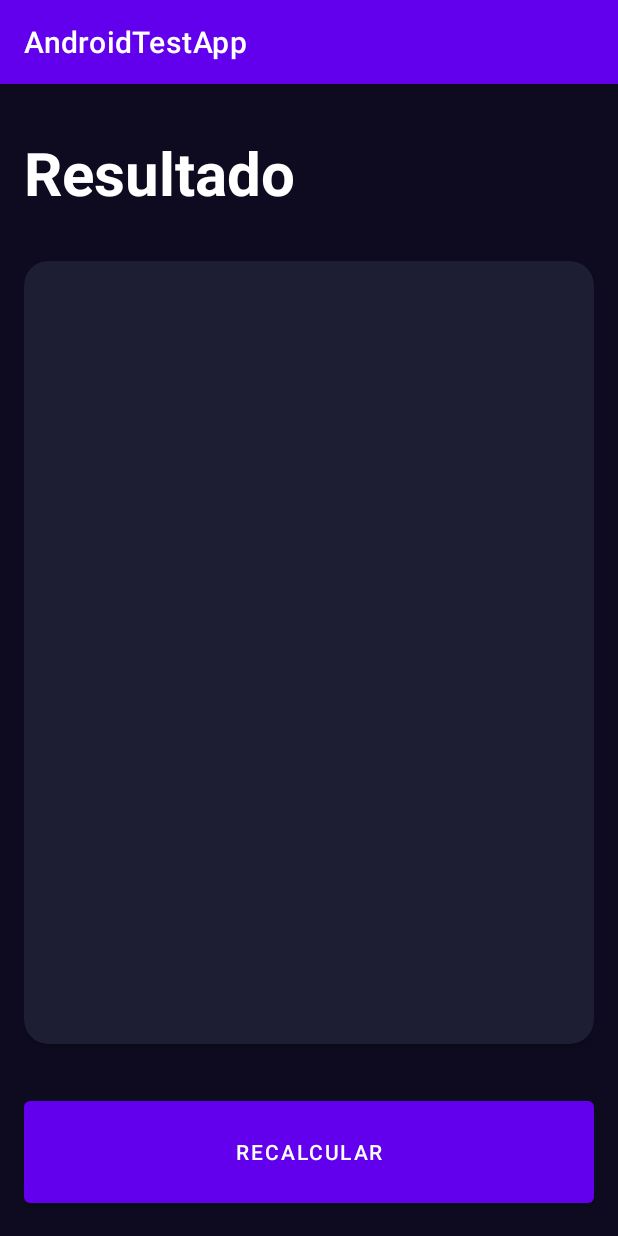
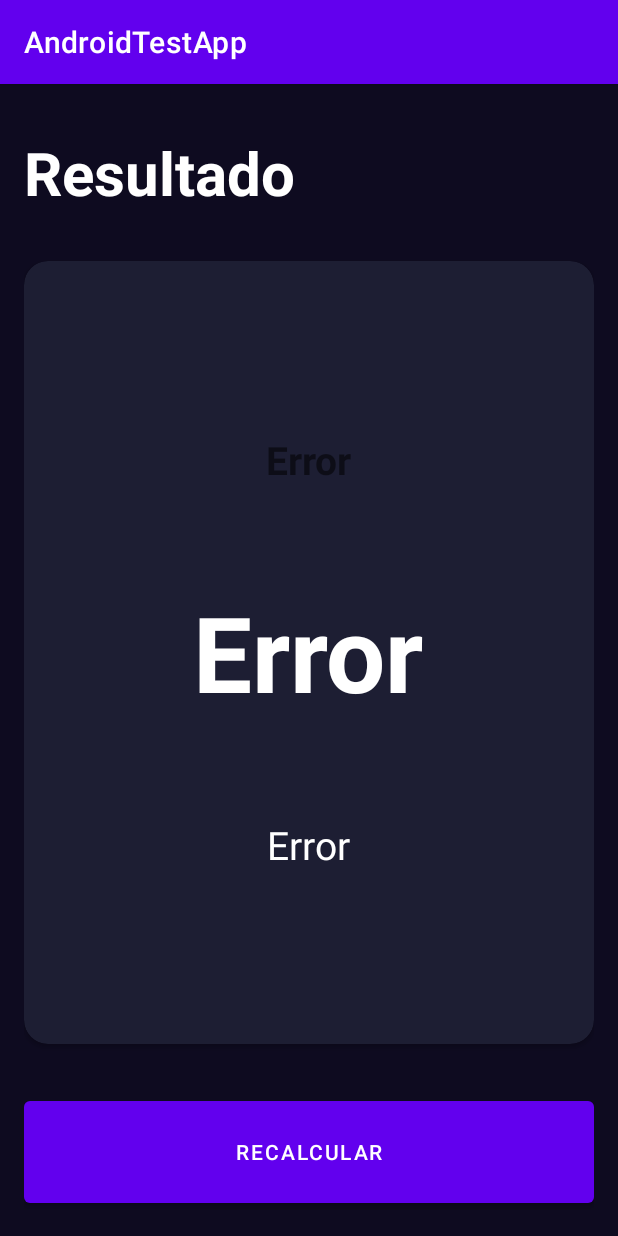
Before and after one commit to ZoiloGranda/curso-kotlin, an Android app: the ResultIMCActivity screen opened directly, with no data from a screen before it, on a phone screen of 412 x 824 dp. Run offline under Robolectric (Android 15) with nearby library versions, the phone set to English and light mode, and no system bars.

Commit message:
result activity logic

```diff
--- a/app/src/main/java/com/example/androidtestapp/imccalculator/ResultIMCActivity.kt
+++ b/app/src/main/java/com/example/androidtestapp/imccalculator/ResultIMCActivity.kt
@@ -7,11 +7,51 @@ import com.example.androidtestapp.R
 import com.example.androidtestapp.imccalculator.IMCCalculatorActivity.Companion.IMC_KEY
 
 class ResultIMCActivity : AppCompatActivity() {
-    private lateinit var tvResult:TextView
-    private lateinit var tvDescription:TextView
+    private lateinit var tvResult: TextView
+    private lateinit var tvIMC: TextView
+    private lateinit var tvDescription: TextView
     override fun onCreate(savedInstanceState: Bundle?) {
         super.onCreate(savedInstanceState)
         setContentView(R.layout.activity_result_imcactivity)
-        val result:Double = intent.extras?.getDouble(IMC_KEY) ?: -1.0
+        val result: Double = intent.extras?.getDouble(IMC_KEY) ?: -1.0
+        initComponents()
+        initUI(result)
+    }
+
+    private fun initUI(result: Double) {
+        tvIMC.text = result.toString()
+        when (result) {
+            in 0.00..18.50 -> {
+                tvResult.text = getString(R.string.title_bajo_peso)
+                tvDescription.text =getString(R.string.description_bajo_peso)
+            }
+
+            in 18.51..24.99 -> {
+                tvResult.text  = getString(R.string.title_peso_normal)
+                tvDescription.text = getString(R.string.description_peso_normal)
+            }
+
+            in 25.00..29.99 -> {
+                tvResult.text = getString(R.string.title_sobrepeso)
+                tvDescription.text =  getString(R.string.description_sobrepeso)
+            }
+
+            in 30.00..99.99 -> {
+                tvResult.text= getString(R.string.title_obesidad)
+                tvDescription.text= getString(R.string.description_obesidad)
+            }
+
+            else -> {
+                tvIMC.text = getString(R.string.error)
+                tvResult.text = getString(R.string.error)
+                tvDescription.text = getString(R.string.error)
+            }
+        }
+    }
+
+    private fun initComponents() {
+        tvIMC = findViewById(R.id.tvIMC)
+        tvResult = findViewById(R.id.tvResult)
+        tvDescription = findViewById(R.id.tvDescription)
     }
 }
--- a/app/src/main/res/layout/activity_result_imcactivity.xml
+++ b/app/src/main/res/layout/activity_result_imcactivity.xml
@@ -35,6 +35,7 @@
             android:layout_width="match_parent"
             android:layout_height="match_parent"
             android:orientation="vertical"
+            android:layout_margin="16dp"
             android:gravity="center">
             <TextView
                 android:id="@+id/tvResult"
@@ -42,6 +43,7 @@
                 android:layout_width="wrap_content"
                 android:layout_height="wrap_content"
                 android:textSize="26dp"
+
                 android:textStyle="bold">
 
             </TextView>
--- a/app/src/main/res/values/strings.xml
+++ b/app/src/main/res/values/strings.xml
@@ -8,6 +8,17 @@
     <string name="calculate">Calcular</string>
     <string name="result">Resultado</string>
     <string name="recalculate">Recalcular</string>
+    <string name="error">Error</string>
 
+    <string name="title_bajo_peso">Bajo Peso</string>
+    <string name="description_bajo_peso">Estas por debajo para tu peso y altura</string>
 
+    <string name="title_peso_normal">Normal</string>
+    <string name="description_peso_normal">Estas en lo optimo para tu peso y altura</string>
+
+    <string name="title_sobrepeso">Sobrepeso</string>
+    <string name="description_sobrepeso">Estas por encima para tu peso y altura</string>
+
+    <string name="title_obesidad">Obesidad</string>
+    <string name="description_obesidad">Estas MUY por encima para tu peso y altura</string>
 </resources>
```
